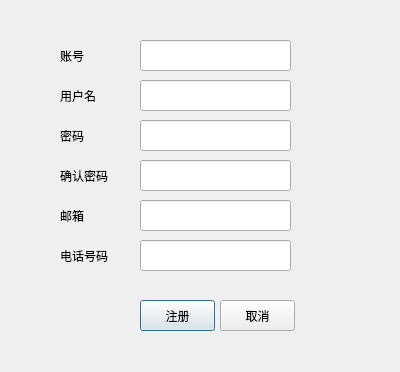
Above: register.ui from hdu-zky/QChat before the change. Below: the same form after it.
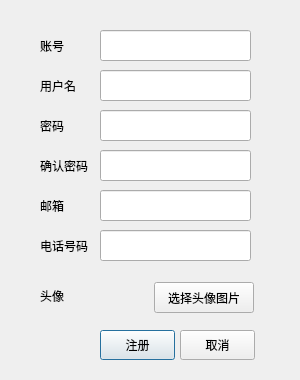
That is the form after the change. Icons and pictures are not drawn.

Commit message: 优化聊天窗口样式，增加头像功能

```diff
--- a/register.ui
+++ b/register.ui
@@ -6,8 +6,8 @@
    <rect>
     <x>0</x>
     <y>0</y>
-    <width>400</width>
-    <height>372</height>
+    <width>300</width>
+    <height>380</height>
    </rect>
   </property>
   <property name="windowTitle">
@@ -20,8 +20,8 @@
   <widget class="QLabel" name="label">
    <property name="geometry">
     <rect>
-     <x>60</x>
-     <y>50</y>
+     <x>40</x>
+     <y>40</y>
      <width>54</width>
      <height>12</height>
     </rect>
@@ -33,8 +33,8 @@
   <widget class="QLabel" name="label_2">
    <property name="geometry">
     <rect>
-     <x>60</x>
-     <y>130</y>
+     <x>40</x>
+     <y>120</y>
      <width>54</width>
      <height>12</height>
     </rect>
@@ -46,8 +46,8 @@
   <widget class="QLabel" name="label_3">
    <property name="geometry">
     <rect>
-     <x>60</x>
-     <y>170</y>
+     <x>40</x>
+     <y>160</y>
      <width>54</width>
      <height>12</height>
     </rect>
@@ -59,8 +59,8 @@
   <widget class="QLineEdit" name="input_uid">
    <property name="geometry">
     <rect>
-     <x>140</x>
-     <y>40</y>
+     <x>100</x>
+     <y>30</y>
      <width>151</width>
      <height>31</height>
     </rect>
@@ -74,8 +74,8 @@
   <widget class="QLineEdit" name="input_passWord">
    <property name="geometry">
     <rect>
-     <x>140</x>
-     <y>120</y>
+     <x>100</x>
+     <y>110</y>
      <width>151</width>
      <height>31</height>
     </rect>
@@ -95,8 +95,8 @@
   <widget class="QLineEdit" name="input_repwd">
    <property name="geometry">
     <rect>
-     <x>140</x>
-     <y>160</y>
+     <x>100</x>
+     <y>150</y>
      <width>151</width>
      <height>31</height>
     </rect>
@@ -113,10 +113,10 @@
   <widget class="QPushButton" name="btn_Register">
    <property name="geometry">
     <rect>
-     <x>140</x>
-     <y>300</y>
+     <x>100</x>
+     <y>330</y>
      <width>75</width>
-     <height>31</height>
+     <height>30</height>
     </rect>
    </property>
    <property name="text">
@@ -126,10 +126,10 @@
   <widget class="QPushButton" name="btn_Quit">
    <property name="geometry">
     <rect>
-     <x>220</x>
-     <y>300</y>
+     <x>180</x>
+     <y>330</y>
      <width>75</width>
-     <height>31</height>
+     <height>30</height>
     </rect>
    </property>
    <property name="text">
@@ -139,8 +139,8 @@
   <widget class="QLineEdit" name="input_email">
    <property name="geometry">
     <rect>
-     <x>140</x>
-     <y>200</y>
+     <x>100</x>
+     <y>190</y>
      <width>151</width>
      <height>31</height>
     </rect>
@@ -157,8 +157,8 @@
   <widget class="QLabel" name="label_4">
    <property name="geometry">
     <rect>
-     <x>60</x>
-     <y>210</y>
+     <x>40</x>
+     <y>200</y>
      <width>54</width>
      <height>12</height>
     </rect>
@@ -170,8 +170,8 @@
   <widget class="QLineEdit" name="input_tel">
    <property name="geometry">
     <rect>
-     <x>140</x>
-     <y>240</y>
+     <x>100</x>
+     <y>230</y>
      <width>151</width>
      <height>31</height>
     </rect>
@@ -188,8 +188,8 @@
   <widget class="QLabel" name="label_5">
    <property name="geometry">
     <rect>
-     <x>60</x>
-     <y>250</y>
+     <x>40</x>
+     <y>240</y>
      <width>54</width>
      <height>12</height>
     </rect>
@@ -201,8 +201,8 @@
   <widget class="QLineEdit" name="input_userName">
    <property name="geometry">
     <rect>
-     <x>140</x>
-     <y>80</y>
+     <x>100</x>
+     <y>70</y>
      <width>151</width>
      <height>31</height>
     </rect>
@@ -216,8 +216,8 @@
   <widget class="QLabel" name="label_6">
    <property name="geometry">
     <rect>
-     <x>60</x>
-     <y>90</y>
+     <x>40</x>
+     <y>80</y>
      <width>54</width>
      <height>12</height>
     </rect>
@@ -226,6 +226,45 @@
     <string>用户名</string>
    </property>
   </widget>
+  <widget class="QLabel" name="label_7">
+   <property name="geometry">
+    <rect>
+     <x>40</x>
+     <y>290</y>
+     <width>54</width>
+     <height>12</height>
+    </rect>
+   </property>
+   <property name="text">
+    <string>头像</string>
+   </property>
+  </widget>
+  <widget class="QLabel" name="lb_img">
+   <property name="geometry">
+    <rect>
+     <x>100</x>
+     <y>270</y>
+     <width>50</width>
+     <height>50</height>
+    </rect>
+   </property>
+   <property name="text">
+    <string/>
+   </property>
+  </widget>
+  <widget class="QPushButton" name="btn_chooseImg">
+   <property name="geometry">
+    <rect>
+     <x>154</x>
+     <y>282</y>
+     <width>100</width>
+     <height>31</height>
+    </rect>
+   </property>
+   <property name="text">
+    <string>选择头像图片</string>
+   </property>
+  </widget>
  </widget>
  <tabstops>
   <tabstop>input_uid</tabstop>
```
Left out of the diff: 1 changed line with no effect on the pictures. The commit also changes 22 other files.
